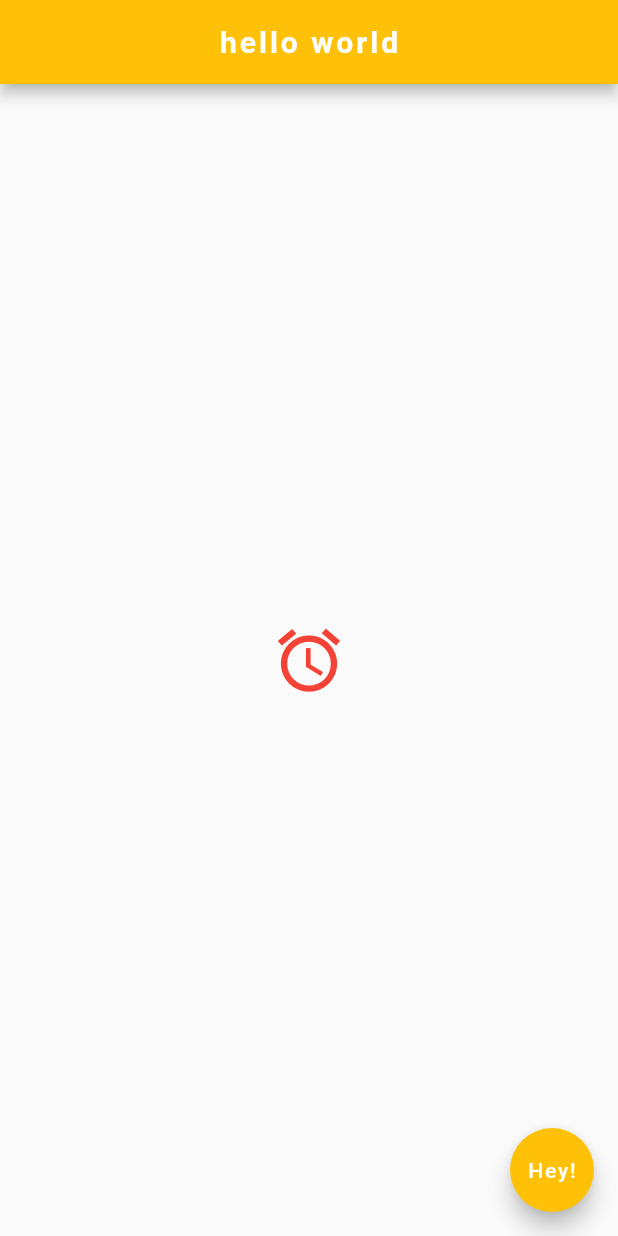
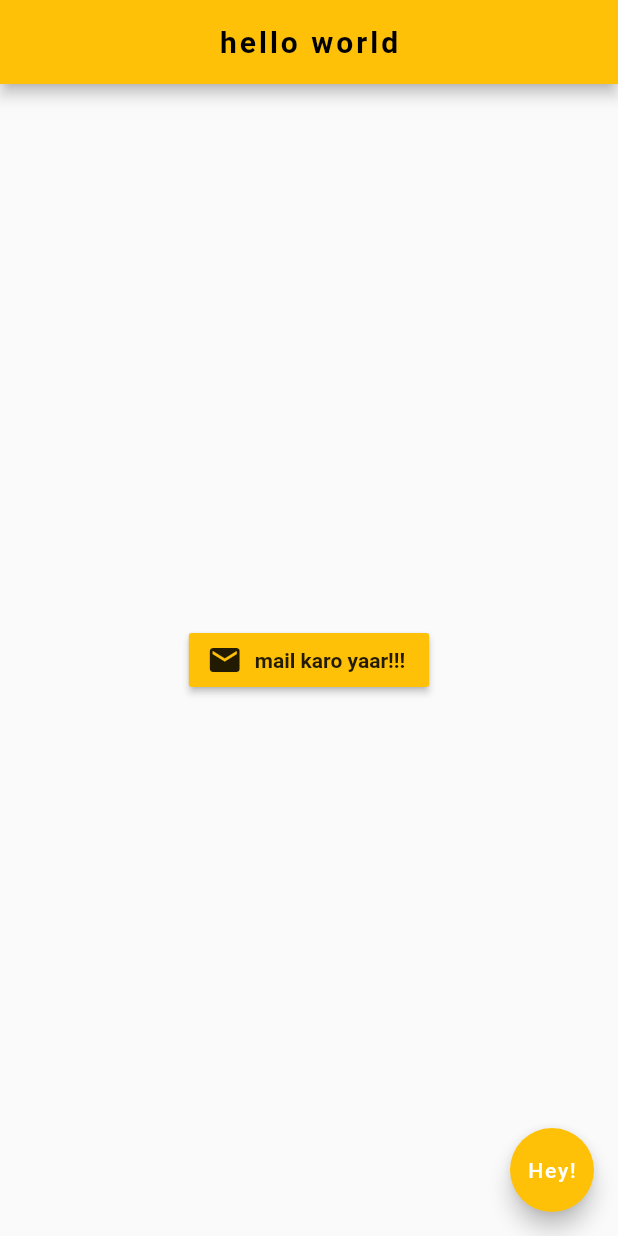
Before and after one commit to fireclasher/learnappdev, a Flutter app: the screen it shows after launch, on a phone screen of 412 x 824 dp. Run offline on Flutter 3.47's test engine with Material 2 defaults, Android fonts, the phone set to English and light mode, and no system bars; Roboto replaces fonts that are missing (Indie, indie).

Commit message:
icon button

```diff
--- a/lib/main.dart
+++ b/lib/main.dart
@@ -11,6 +11,7 @@ class home extends StatelessWidget {
           "hello world",
           style: TextStyle(
               fontSize: 20,
+              color: Colors.black,
               fontWeight: FontWeight.bold,
               letterSpacing: 2.0,
               fontFamily: 'Indie'),
@@ -19,10 +20,16 @@ class home extends StatelessWidget {
         centerTitle: true,
       ),
       body: Center(
-          child: Icon(
-        Icons.access_alarms,
-        color: Colors.red,
-        size: 50,
+          child: RaisedButton.icon(
+        onPressed: () {
+          print('you clicked me');
+        },
+        icon: Icon(Icons.mail),
+        label: Text(
+          "mail karo yaar!!!",
+          style: TextStyle(fontFamily: 'indie', fontWeight: FontWeight.bold),
+        ),
+        color: Colors.amber,
       )),
       floatingActionButton: FloatingActionButton(
         onPressed: () {},
```
